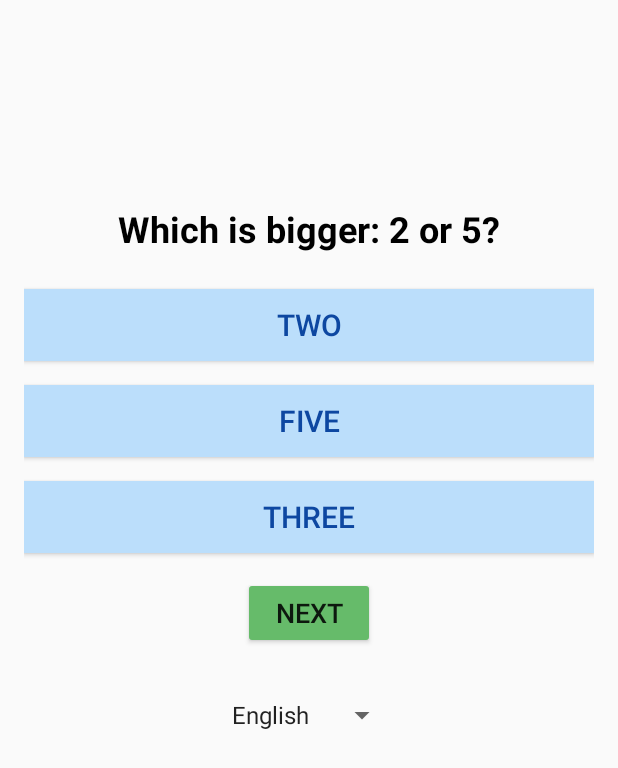
After one commit to Aditya702063/Demo-project, an Android app: the QuizBiggerOrSmallerActivity screen opened directly, with no data from a screen before it, on a phone screen of 412 x 824 dp. The commit adds this screen. Shown: the top 768 px of the screen. Run offline under Robolectric (Android 15) with nearby library versions, the phone set to English and light mode, and no system bars.

Commit message:
Aditya 9:50

```diff
--- a/app/src/main/AndroidManifest.xml
+++ b/app/src/main/AndroidManifest.xml
@@ -16,6 +16,9 @@
         android:roundIcon="@drawable/logo2"
         android:supportsRtl="true"
         android:theme="@style/Theme.AppCompat.DayNight.NoActionBar">
+        <activity
+            android:name=".QuizBiggerOrSmallerActivity"
+            android:exported="false" />
         <activity
             android:name=".QuizMissingNumbersActivity"
             android:exported="false" />
--- a/app/src/main/java/com/spark/maths/QuizActivity.java
+++ b/app/src/main/java/com/spark/maths/QuizActivity.java
@@ -53,6 +53,13 @@ public class QuizActivity extends AppCompatActivity {
                 startActivity(new Intent(QuizActivity.this, QuizMissingNumbersActivity.class));
             }
         });
+        btnComparison.setOnClickListener(new View.OnClickListener() {
+            @Override
+            public void onClick(View view) {
+                startActivity(new Intent(QuizActivity.this, QuizBiggerOrSmallerActivity.class));
+            }
+        });
+
 
 
 
--- /dev/null
+++ b/app/src/main/java/com/spark/maths/QuizBiggerOrSmallerActivity.java
@@ -0,0 +1,189 @@
+package com.spark.maths;
+
+import android.os.Bundle;
+import android.view.View;
+import android.widget.*;
+import androidx.appcompat.app.AppCompatActivity;
+import java.util.*;
+import android.speech.tts.TextToSpeech;
+import java.util.Locale;
+
+public class QuizBiggerOrSmallerActivity extends AppCompatActivity {
+
+    private TextView questionText;
+    private Button option1, option2, option3, nextButton;
+    private Spinner languageSpinner;
+    private ImageView starImage;
+
+    private List<String[]> questions;
+    private List<String> answers;
+    private int currentQuestion = 0;
+    private String selectedLanguage = "English";
+
+    private TextToSpeech tts;
+
+    @Override
+    protected void onCreate(Bundle savedInstanceState) {
+        super.onCreate(savedInstanceState);
+        setContentView(R.layout.activity_quiz_bigger_or_smaller);
+
+        questionText = findViewById(R.id.questionText);
+        option1 = findViewById(R.id.option1);
+        option2 = findViewById(R.id.option2);
+        option3 = findViewById(R.id.option3);
+        nextButton = findViewById(R.id.nextButton);
+        languageSpinner = findViewById(R.id.languageSpinner);
+        starImage = findViewById(R.id.starImage);
+
+        setupQuestions();
+
+        // Initialize TextToSpeech
+        tts = new TextToSpeech(this, status -> {
+            if (status == TextToSpeech.SUCCESS) {
+                setTTSLanguage();
+            }
+        });
+
+        loadQuestion();
+
+        languageSpinner.setOnItemSelectedListener(new AdapterView.OnItemSelectedListener() {
+            @Override public void onItemSelected(AdapterView<?> parent, View view, int position, long id) {
+                selectedLanguage = parent.getItemAtPosition(position).toString();
+                setTTSLanguage();
+                loadQuestion();
+            }
+            @Override public void onNothingSelected(AdapterView<?> parent) {}
+        });
+
+        View.OnClickListener answerClickListener = v -> {
+            Button clicked = (Button) v;
+            String selected = clicked.getText().toString();
+            String correct = getLocalizedAnswer(answers.get(currentQuestion));
+
+            if (selected.equals(correct)) {
+                starImage.setVisibility(View.VISIBLE);
+                speak(getLocalizedText("Correct!"));
+            } else {
+                starImage.setVisibility(View.GONE);
+                speak(getLocalizedText("Wrong!"));
+            }
+        };
+
+        option1.setOnClickListener(answerClickListener);
+        option2.setOnClickListener(answerClickListener);
+        option3.setOnClickListener(answerClickListener);
+
+        nextButton.setOnClickListener(v -> {
+            if (currentQuestion < questions.size() - 1) {
+                currentQuestion++;
+                starImage.setVisibility(View.GONE);
+                loadQuestion();
+            } else {
+                Toast.makeText(this, "Quiz Completed!", Toast.LENGTH_SHORT).show();
+                finish();
+            }
+        });
+    }
+
+    private void setupQuestions() {
+        // Format: {"Which is bigger: 2 or 5?", "2", "5", "3"} → Correct: "5"
+        questions = Arrays.asList(
+                new String[]{"Which is bigger: 2 or 5?", "2", "5", "3"},
+                new String[]{"Which is smaller: 8 or 3?", "8", "5", "3"},
+                new String[]{"Which is bigger: 9 or 7?", "6", "7", "9"},
+                new String[]{"Which is smaller: 1 or 4?", "4", "2", "1"},
+                new String[]{"Which is bigger: 6 or 4?", "4", "5", "6"},
+                new String[]{"Which is bigger: 3 or 8?", "8", "7", "3"},
+                new String[]{"Which is smaller: 2 or 1?", "1", "3", "2"},
+                new String[]{"Which is bigger: 0 or 5?", "5", "0", "4"},
+                new String[]{"Which is smaller: 10 or 6?", "6", "10", "8"},
+                new String[]{"Which is bigger: 4 or 4?", "4", "3", "2"}
+        );
+
+        answers = Arrays.asList("5", "3", "9", "1", "6", "8", "1", "5", "6", "4");
+    }
+
+    private void loadQuestion() {
+        String[] q = questions.get(currentQuestion);
+
+        String prompt = q[0];
+        if (selectedLanguage.equals("Hindi")) {
+            prompt = "कौन बड़ा है: " + q[1] + " या " + q[2] + "?";
+        } else if (selectedLanguage.equals("Marathi")) {
+            prompt = "कोण मोठा आहे: " + q[1] + " की " + q[2] + "?";
+        }
+
+        questionText.setText(prompt);
+        speak(prompt);
+
+        option1.setText(getLocalizedAnswer(q[1]));
+        option2.setText(getLocalizedAnswer(q[2]));
+        option3.setText(getLocalizedAnswer(q[3]));
+    }
+
+    private String getLocalizedAnswer(String number) {
+        Map<String, String> en = new HashMap<>();
+        en.put("0", "zero"); en.put("1", "one"); en.put("2", "two"); en.put("3", "three"); en.put("4", "four");
+        en.put("5", "five"); en.put("6", "six"); en.put("7", "seven"); en.put("8", "eight"); en.put("9", "nine"); en.put("10", "ten");
+
+        Map<String, String> hi = new HashMap<>();
+        hi.put("0", "शून्य"); hi.put("1", "एक"); hi.put("2", "दो"); hi.put("3", "तीन"); hi.put("4", "चार");
+        hi.put("5", "पाँच"); hi.put("6", "छह"); hi.put("7", "सात"); hi.put("8", "आठ"); hi.put("9", "नौ"); hi.put("10", "दस");
+
+        Map<String, String> mr = new HashMap<>();
+        mr.put("0", "शून्य"); mr.put("1", "एक"); mr.put("2", "दोन"); mr.put("3", "तीन"); mr.put("4", "चार");
+        mr.put("5", "पाच"); mr.put("6", "सहा"); mr.put("7", "सात"); mr.put("8", "आठ"); mr.put("9", "नऊ"); mr.put("10", "दहा");
+
+        switch (selectedLanguage) {
+            case "Hindi":
+                return hi.getOrDefault(number, number);
+            case "Marathi":
+                return mr.getOrDefault(number, number);
+            default:
+                return en.getOrDefault(number, number);
+        }
+    }
+
+    private String getLocalizedText(String baseText) {
+        if (selectedLanguage.equals("Hindi")) {
+            return baseText.equals("Correct!") ? "सही!" : "गलत!";
+        } else if (selectedLanguage.equals("Marathi")) {
+            return baseText.equals("Correct!") ? "बरोबर!" : "चूक!";
+        } else {
+            return baseText;
+        }
+    }
+
+    private void speak(String text) {
+        if (tts != null) {
+            tts.speak(text, TextToSpeech.QUEUE_FLUSH, null, null);
+        }
+    }
+
+    private void setTTSLanguage() {
+        Locale locale;
+        switch (selectedLanguage) {
+            case "Hindi":
+                locale = new Locale("hi", "IN");
+                break;
+            case "Marathi":
+                locale = new Locale("mr", "IN");
+                break;
+            default:
+                locale = Locale.ENGLISH;
+        }
+        int result = tts.setLanguage(locale);
+        if (result == TextToSpeech.LANG_MISSING_DATA || result == TextToSpeech.LANG_NOT_SUPPORTED) {
+            Toast.makeText(this, "TTS language not supported!", Toast.LENGTH_SHORT).show();
+        }
+    }
+
+    @Override
+    protected void onDestroy() {
+        if (tts != null) {
+            tts.stop();
+            tts.shutdown();
+        }
+        super.onDestroy();
+    }
+}
--- /dev/null
+++ b/app/src/main/res/layout/activity_quiz_bigger_or_smaller.xml
@@ -0,0 +1,82 @@
+<?xml version="1.0" encoding="utf-8"?>
+<ScrollView xmlns:android="http://schemas.android.com/apk/res/android"
+    android:layout_width="match_parent"
+    android:layout_height="match_parent"
+    android:padding="16dp"
+    android:background="#FAFAFA">
+
+    <LinearLayout
+        android:orientation="vertical"
+        android:layout_width="match_parent"
+        android:layout_height="wrap_content"
+        android:layout_marginTop="120dp"
+       android:gravity="center">
+
+        <TextView
+            android:id="@+id/questionText"
+            android:layout_width="wrap_content"
+            android:layout_height="wrap_content"
+            android:text="Which is bigger?"
+            android:textSize="24sp"
+            android:textStyle="bold"
+            android:layout_marginBottom="24dp"
+            android:textColor="#000000" />
+
+        <Button
+            android:id="@+id/option1"
+            android:layout_width="match_parent"
+            android:layout_height="wrap_content"
+            android:text="Option 1"
+            android:layout_marginBottom="16dp"
+            android:textSize="20sp"
+            android:background="#BBDEFB"
+            android:textColor="#0D47A1" />
+
+        <Button
+            android:id="@+id/option2"
+            android:layout_width="match_parent"
+            android:layout_height="wrap_content"
+            android:text="Option 2"
+            android:layout_marginBottom="16dp"
+            android:textSize="20sp"
+            android:background="#BBDEFB"
+            android:textColor="#0D47A1" />
+
+        <Button
+            android:id="@+id/option3"
+            android:layout_width="match_parent"
+            android:layout_height="wrap_content"
+            android:text="Option 3"
+            android:layout_marginBottom="16dp"
+            android:textSize="20sp"
+            android:background="#BBDEFB"
+            android:textColor="#0D47A1"/>
+
+        <ImageView
+            android:id="@+id/starImage"
+            android:layout_width="100dp"
+            android:layout_height="100dp"
+            android:layout_marginTop="8dp"
+            android:layout_marginBottom="16dp"
+            android:src="@drawable/star"
+            android:visibility="gone" />
+
+        <Button
+            android:id="@+id/nextButton"
+            android:layout_width="wrap_content"
+            android:layout_height="wrap_content"
+            android:text="Next"
+            android:textSize="18sp"
+            android:layout_marginBottom="24dp"
+            android:backgroundTint="#66BB6A" />
+
+        <Spinner
+            android:id="@+id/languageSpinner"
+            android:layout_width="wrap_content"
+            android:layout_height="wrap_content"
+            android:entries="@array/language_array"
+            android:layout_marginTop="8dp"
+            android:layout_marginBottom="16dp"/>
+
+    </LinearLayout>
+</ScrollView>
```
